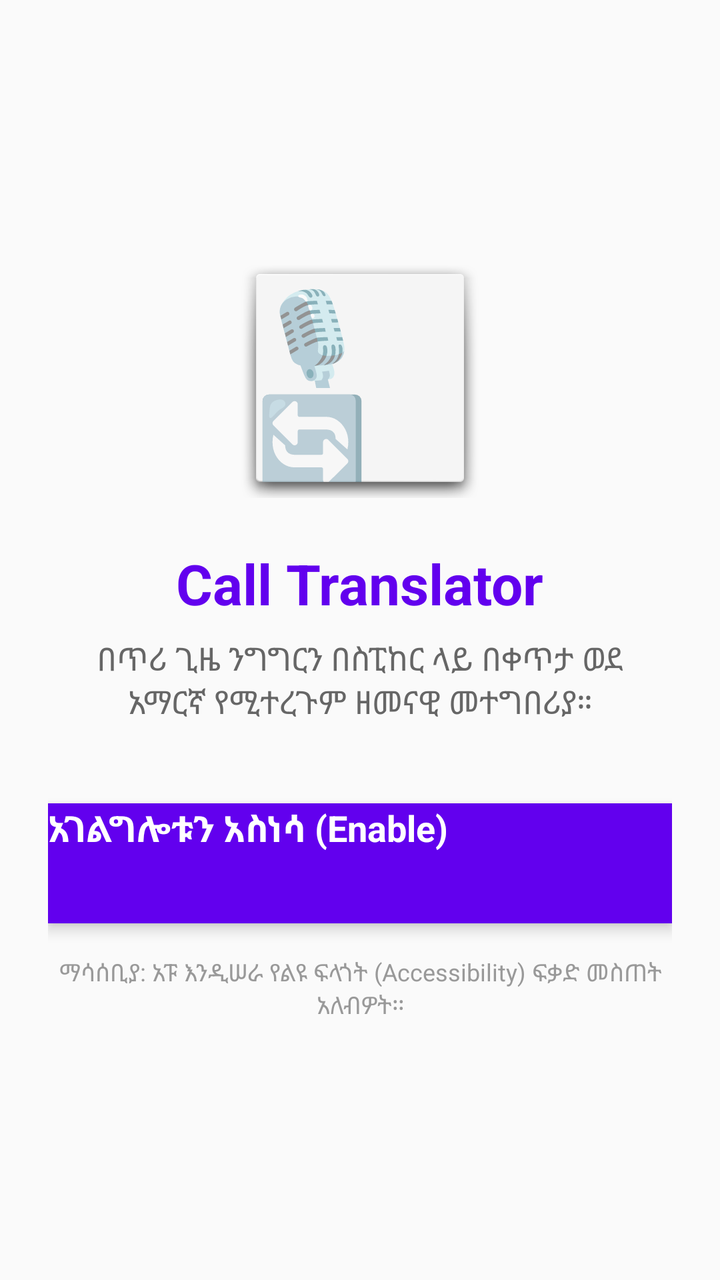
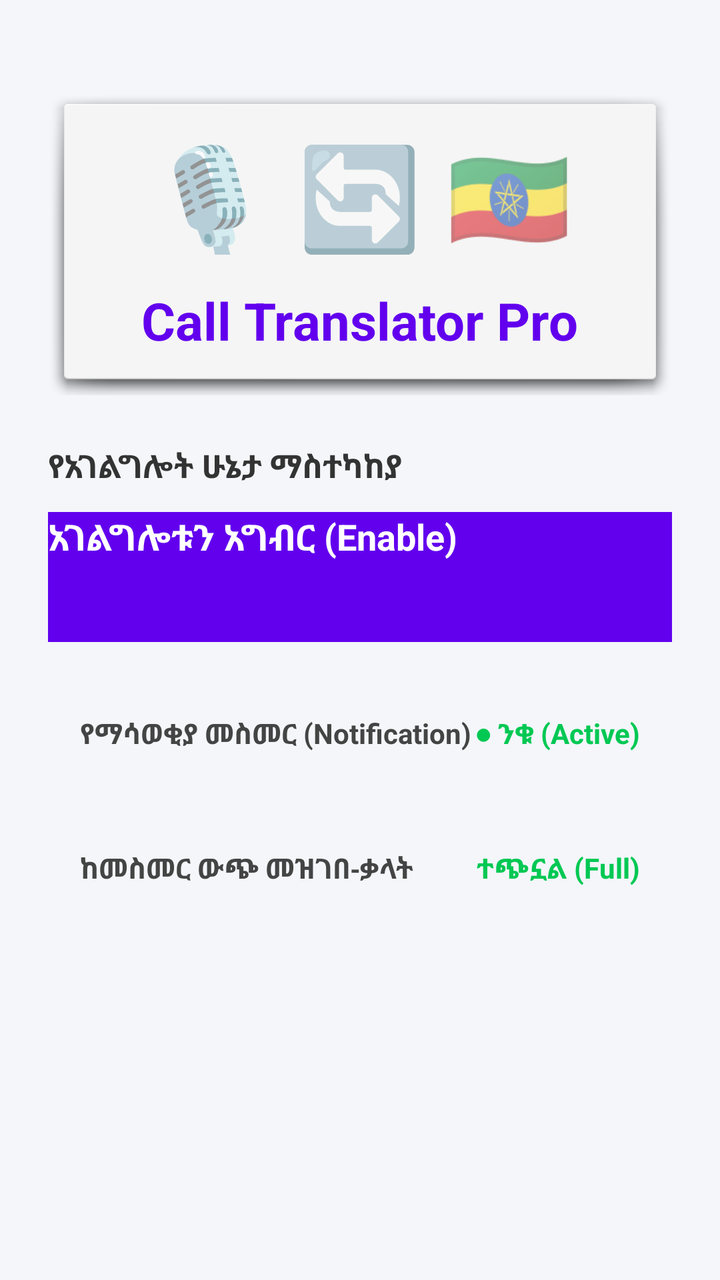

Before-and-after screenshots of an Android layout around one commit, followed by the original layout XML and the change that was made.
<!-- AndroidManifest.xml: application theme AppTheme -->
<!-- res/layout/activity_main.xml -->
<?xml version="1.0" encoding="utf-8"?>
<LinearLayout xmlns:android="http://schemas.android.com/apk/res/android"
    android:layout_width="match_parent"
    android:layout_height="match_parent"
    android:orientation="vertical"
    android:gravity="center"
    android:background="#FAFAFA"
    android:padding="24dp">

    <LinearLayout
        android:layout_width="120dp"
        android:layout_height="120dp"
        android:background="@android:drawable/dialog_holo_light_frame"
        android:gravity="center"
        android:orientation="vertical"
        android:layout_marginBottom="24dp">
        
        <TextView
            android:layout_width="wrap_content"
            android:layout_height="wrap_content"
            android:text="🎙️🔄"
            android:textSize="45sp" />
    </LinearLayout>

    <TextView
        android:layout_width="wrap_content"
        android:layout_height="wrap_content"
        android:text="Call Translator"
        android:textSize="28sp"
        android:textStyle="bold"
        android:textColor="#6200EE"
        android:layout_marginBottom="8dp"/>

    <TextView
        android:layout_width="wrap_content"
        android:layout_height="wrap_content"
        android:text="በጥሪ ጊዜ ንግግርን በስፒከር ላይ በቀጥታ ወደ አማርኛ የሚተረጉም ዘመናዊ መተግበሪያ።"
        android:textSize="16sp"
        android:gravity="center"
        android:textColor="#666666"
        android:layout_marginBottom="40dp"
        android:paddingStart="20dp"
        android:paddingEnd="20dp"/>

    <Button
        android:id="@+id/btn_enable_service"
        android:layout_width="match_parent"
        android:layout_height="60dp"
        android:text="አገልግሎቱን አስነሳ (Enable)"
        android:textSize="18sp"
        android:textStyle="bold"
        android:textColor="#FFFFFF"
        android:background="#6200EE"
        android:elevation="4dp"/>

    <TextView
        android:layout_width="wrap_content"
        android:layout_height="wrap_content"
        android:text="ማሳሰቢያ: አፑ እንዲሠራ የልዩ ፍላጎት (Accessibility) ፍቃድ መስጠት አለብዎት።"
        android:textSize="12sp"
        android:textColor="#999999"
        android:layout_marginTop="16dp"
        android:gravity="center"/>

</LinearLayout>
<!-- resources referenced by this layout -->
<resources>
  <style name="AppTheme" parent="android:Theme.Material.Light.NoActionBar">
          <item name="android:colorPrimary">#6200EE</item>
          <item name="android:colorPrimaryDark">#3700B3</item>
          <item name="android:colorAccent">#03DAC6</item>
      </style>
</resources>

<!-- the commit's change to res/layout/activity_main.xml (unified diff, before → after) -->
@@ -1,65 +1,114 @@
 <?xml version="1.0" encoding="utf-8"?>
-<LinearLayout xmlns:android="http://schemas.android.com/apk/res/android"
+<ScrollView xmlns:android="http://schemas.android.com/apk/res/android"
     android:layout_width="match_parent"
     android:layout_height="match_parent"
-    android:orientation="vertical"
-    android:gravity="center"
-    android:background="#FAFAFA"
-    android:padding="24dp">
+    android:background="#F4F6FA">
 
     <LinearLayout
-        android:layout_width="120dp"
-        android:layout_height="120dp"
-        android:background="@android:drawable/dialog_holo_light_frame"
-        android:gravity="center"
+        android:layout_width="match_parent"
+        android:layout_height="wrap_content"
         android:orientation="vertical"
-        android:layout_marginBottom="24dp">
-        
+        android:padding="24dp"
+        android:gravity="center_horizontal">
+
+        <LinearLayout
+            android:layout_width="match_parent"
+            android:layout_height="wrap_content"
+            android:background="@android:drawable/dialog_holo_light_frame"
+            android:orientation="vertical"
+            android:padding="20dp"
+            android:gravity="center"
+            android:layout_marginTop="20dp"
+            android:layout_marginBottom="24dp">
+
+            <TextView
+                android:layout_width="wrap_content"
+                android:layout_height="wrap_content"
+                android:text="🎙️ 🔄 🇪🇹"
+                android:textSize="50sp"/>
+
+            <TextView
+                android:layout_width="wrap_content"
+                android:layout_height="wrap_content"
+                android:text="Call Translator Pro"
+                android:textSize="26sp"
+                android:textStyle="bold"
+                android:textColor="#6200EE"
+                android:layout_marginTop="12dp"/>
+        </LinearLayout>
+
         <TextView
-            android:layout_width="wrap_content"
+            android:layout_width="match_parent"
             android:layout_height="wrap_content"
-            android:text="🎙️🔄"
-            android:textSize="45sp" />
+            android:text="የአገልግሎት ሁኔታ ማስተካከያ"
+            android:textStyle="bold"
+            android:textSize="16sp"
+            android:textColor="#333333"
+            android:layout_marginBottom="12dp"/>
+
+        <Button
+            android:id="@+id/btn_enable_service"
+            android:layout_width="match_parent"
+            android:layout_height="65dp"
+            android:text="አገልግሎቱን አግብር (Enable)"
+            android:textSize="18sp"
+            android:textColor="#FFFFFF"
+            android:background="#6200EE"
+            android:textStyle="bold"
+            android:layout_marginBottom="20dp"/>
+
+        <LinearLayout
+            android:layout_width="match_parent"
+            android:layout_height="wrap_content"
+            android:orientation="horizontal"
+            android:background="@android:drawable/menuitem_background"
+            android:padding="16dp"
+            android:gravity="center_vertical"
+            android:layout_marginBottom="16dp">
+            
+            <TextView
+                android:layout_width="0dp"
+                android:layout_height="wrap_content"
+                android:layout_weight="1"
+                android:text="የማሳወቂያ መስመር (Notification)"
+                android:textSize="14sp"
+                android:textStyle="bold"
+                android:textColor="#444444"/>
+                
+            <TextView
+                android:layout_width="wrap_content"
+                android:layout_height="wrap_content"
+                android:text="● ንቁ (Active)"
+                android:textColor="#00C853"
+                android:textStyle="bold"
+                android:textSize="14sp"/>
+        </LinearLayout>
+
+        <LinearLayout
+            android:layout_width="match_parent"
+            android:layout_height="wrap_content"
+            android:orientation="horizontal"
+            android:background="@android:drawable/menuitem_background"
+            android:padding="16dp"
+            android:gravity="center_vertical">
+            
+            <TextView
+                android:layout_width="0dp"
+                android:layout_height="wrap_content"
+                android:layout_weight="1"
+                android:text="ከመስመር ውጭ መዝገበ-ቃላት"
+                android:textSize="14sp"
+                android:textStyle="bold"
+                android:textColor="#444444"/>
+                
+            <TextView
+                android:layout_width="wrap_content"
+                android:layout_height="wrap_content"
+                android:text="ተጭኗል (Full)"
+                android:textColor="#00C853"
+                android:textStyle="bold"
+                android:textSize="14sp"/>
+        </LinearLayout>
+
     </LinearLayout>
-
-    <TextView
-        android:layout_width="wrap_content"
-        android:layout_height="wrap_content"
-        android:text="Call Translator"
-        android:textSize="28sp"
-        android:textStyle="bold"
-        android:textColor="#6200EE"
-        android:layout_marginBottom="8dp"/>
-
-    <TextView
-        android:layout_width="wrap_content"
-        android:layout_height="wrap_content"
-        android:text="በጥሪ ጊዜ ንግግርን በስፒከር ላይ በቀጥታ ወደ አማርኛ የሚተረጉም ዘመናዊ መተግበሪያ።"
-        android:textSize="16sp"
-        android:gravity="center"
-        android:textColor="#666666"
-        android:layout_marginBottom="40dp"
-        android:paddingStart="20dp"
-        android:paddingEnd="20dp"/>
-
-    <Button
-        android:id="@+id/btn_enable_service"
-        android:layout_width="match_parent"
-        android:layout_height="60dp"
-        android:text="አገልግሎቱን አስነሳ (Enable)"
-        android:textSize="18sp"
-        android:textStyle="bold"
-        android:textColor="#FFFFFF"
-        android:background="#6200EE"
-        android:elevation="4dp"/>
-
-    <TextView
-        android:layout_width="wrap_content"
-        android:layout_height="wrap_content"
-        android:text="ማሳሰቢያ: አፑ እንዲሠራ የልዩ ፍላጎት (Accessibility) ፍቃድ መስጠት አለብዎት።"
-        android:textSize="12sp"
-        android:textColor="#999999"
-        android:layout_marginTop="16dp"
-        android:gravity="center"/>
-
-</LinearLayout>
+</ScrollView>
